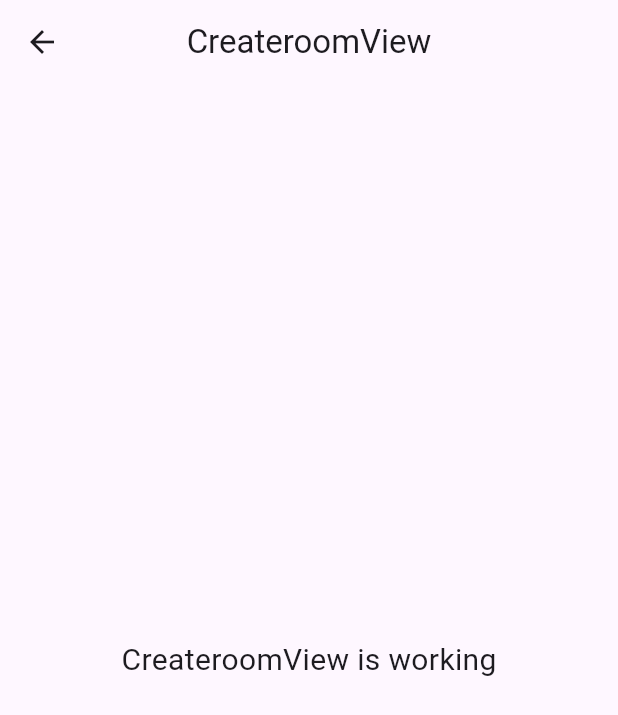
After one commit to polinahmedova/krestikinoliki, a Flutter app: the RoomsView screen opened by its route, after a tap on "Создать комнату", on a phone screen of 412 x 824 dp. The commit adds this screen. Shown: the top 715 px of the screen. Run offline on Flutter 3.47's test engine with Material 3 defaults, Android fonts, the light colour scheme and no system bars; our stand-ins replace get.

Commit message:
createroom, availablerooms

```diff
--- /dev/null
+++ b/krestikinolikigame/lib/app/modules/availablerooms/bindings/availablerooms_binding.dart
@@ -0,0 +1,12 @@
+import 'package:get/get.dart';
+
+import '../controllers/availablerooms_controller.dart';
+
+class AvailableroomsBinding extends Bindings {
+  @override
+  void dependencies() {
+    Get.lazyPut<AvailableroomsController>(
+      () => AvailableroomsController(),
+    );
+  }
+}
--- /dev/null
+++ b/krestikinolikigame/lib/app/modules/createroom/views/createroom_view.dart
@@ -0,0 +1,24 @@
+import 'package:flutter/material.dart';
+
+import 'package:get/get.dart';
+
+import '../controllers/createroom_controller.dart';
+
+class CreateroomView extends GetView<CreateroomController> {
+  const CreateroomView({Key? key}) : super(key: key);
+  @override
+  Widget build(BuildContext context) {
+    return Scaffold(
+      appBar: AppBar(
+        title: const Text('CreateroomView'),
+        centerTitle: true,
+      ),
+      body: const Center(
+        child: Text(
+          'CreateroomView is working',
+          style: TextStyle(fontSize: 20),
+        ),
+      ),
+    );
+  }
+}
--- a/krestikinolikigame/lib/app/modules/rooms/views/rooms_view.dart
+++ b/krestikinolikigame/lib/app/modules/rooms/views/rooms_view.dart
@@ -12,8 +12,71 @@ class RoomsView extends GetView<RoomsController> {
 
   @override
   Widget build(BuildContext context) {
-    return MaterialApp(
-      title: 'Крестики-нолики',
+    return Scaffold(
+      appBar: AppBar(
+        title: const Text('Крестики - нолики'),
+        centerTitle: true,
+      ),
+      body: Container(
+        width: double.infinity,
+        color: Colors.blue[100],
+        child: Column(
+          mainAxisAlignment: MainAxisAlignment.start,
+          children: [
+            Padding(
+              padding: EdgeInsets.only(top: 30),
+              child: Container(
+                decoration: BoxDecoration(
+                    color: Colors.blue[200],
+                    borderRadius: BorderRadius.circular(20)),
+                child: Column(
+                  children: [
+                    SingleChildScrollView(
+                      child: Flexible(
+                        child: Padding(
+                          padding: EdgeInsets.only(
+                              top: 15, left: 15, right: 15, bottom: 10),
+                          child: RichText(
+                            text: TextSpan(
+                              children: <TextSpan>[
+                                TextSpan(
+                                    text: 'Выполнен вход под ником $nickname',
+                                    style: TextStyle(
+                                      color: Colors.white,
+                                      fontSize: 25,
+                                      fontWeight: FontWeight.w400,
+                                    )),
+                              ],
+                            ),
+                          ),
+                        ),
+                      ),
+                    ),
+                    SizedBox(height: 20),
+                    ElevatedButton(
+                      onPressed: () {
+                        Get.toNamed(Routes.CREATEROOM,
+                            arguments:
+                                nickname); // Navigate to create room page
+                      },
+                      child: Text('Создать комнату'),
+                    ),
+                    SizedBox(height: 20),
+                    ElevatedButton(
+                      onPressed: () {
+                        Get.toNamed(Routes.AVAILABLEROOMS,
+                            arguments:
+                                nickname); // Navigate to view available rooms page
+                      },
+                      child: Text('Просмотреть доступные комнаты'),
+                    ),
+                  ],
+                ),
+              ),
+            ),
+          ],
+        ),
+      ),
     );
   }
 }
--- a/krestikinolikigame/lib/app/routes/app_routes.dart
+++ b/krestikinolikigame/lib/app/routes/app_routes.dart
@@ -5,10 +5,15 @@ abstract class Routes {
   Routes._();
   static const HOME = _Paths.HOME;
   static const ROOMS = _Paths.ROOMS;
+
+  static const AVAILABLEROOMS = _Paths.AVAILABLEROOMS;
+  static const CREATEROOM = _Paths.CREATEROOM;
 }
 
 abstract class _Paths {
   _Paths._();
   static const HOME = '/home';
   static const ROOMS = '/rooms';
+  static const AVAILABLEROOMS = '/availablerooms';
+  static const CREATEROOM = '/createroom';
 }
```
Also changed, not shown: krestikinolikigame/lib/app/modules/availablerooms/controllers/availablerooms_controller.dart (added, +23 -0 lines), krestikinolikigame/lib/app/modules/availablerooms/views/availablerooms_view.dart (added, +24 -0 lines), krestikinolikigame/lib/app/modules/createroom/bindings/createroom_binding.dart (added, +12 -0 lines), krestikinolikigame/lib/app/modules/createroom/controllers/createroom_controller.dart (added, +23 -0 lines), krestikinolikigame/lib/app/routes/app_pages.dart (+14 -0 lines).
